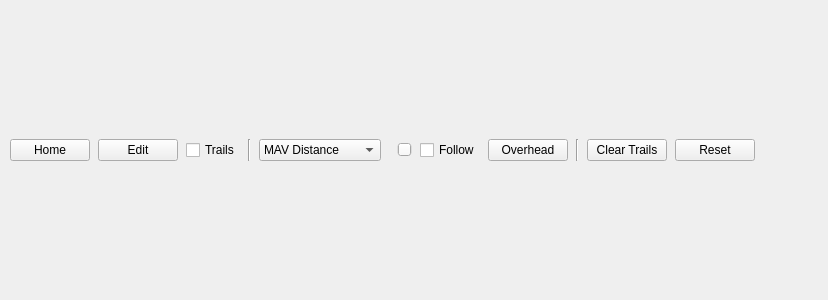
This is src/ui/map3D/QGCGoogleEarthView.ui in mavlink/qgroundcontrol as Qt 5 draws it before an edit. The edited form follows.
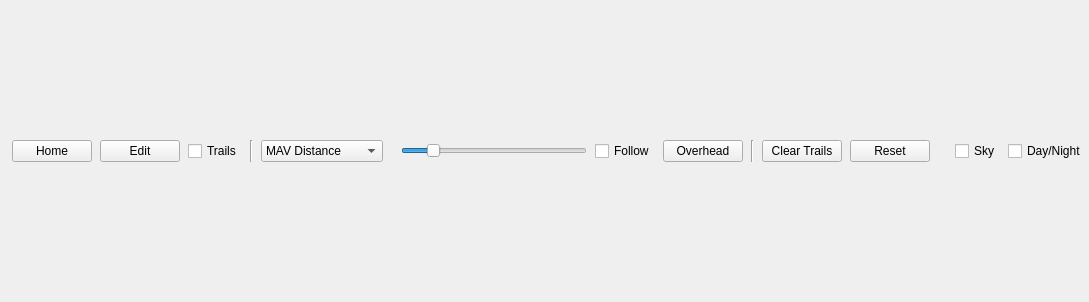
This is the edited form.

Commit message: Small usability fixes for the Google Earth view, is now more convenient to use. Editing now only possible in edit mode, prevents false edits

What changed in the file:
```diff
--- a/src/ui/map3D/QGCGoogleEarthView.ui
+++ b/src/ui/map3D/QGCGoogleEarthView.ui
@@ -6,14 +6,14 @@
    <rect>
     <x>0</x>
     <y>0</y>
-    <width>828</width>
-    <height>300</height>
+    <width>1089</width>
+    <height>302</height>
    </rect>
   </property>
   <property name="windowTitle">
    <string>Form</string>
   </property>
-  <layout class="QGridLayout" name="gridLayout" columnstretch="1,0,0,0,0,0,0,0,0,0,0,0,0,0">
+  <layout class="QGridLayout" name="gridLayout" columnstretch="1,10,10,10,10,5,1,100,10,10,10,10,10,5,2,2">
    <property name="horizontalSpacing">
     <number>8</number>
    </property>
@@ -63,9 +63,12 @@
      <property name="orientation">
       <enum>Qt::Horizontal</enum>
      </property>
+     <property name="sizeType">
+      <enum>QSizePolicy::Expanding</enum>
+     </property>
      <property name="sizeHint" stdset="0">
       <size>
-       <width>177</width>
+       <width>5</width>
        <height>20</height>
       </size>
      </property>
@@ -195,6 +198,32 @@
      </property>
     </widget>
    </item>
+   <item row="1" column="14">
+    <widget class="QCheckBox" name="atmosphereCheckBox">
+     <property name="toolTip">
+      <string>Enable the atmosphere visualization. Not recommended for mission execution, only for visualization</string>
+     </property>
+     <property name="statusTip">
+      <string>Enable the atmosphere visualization. Not recommended for mission execution, only for visualization</string>
+     </property>
+     <property name="text">
+      <string>Sky</string>
+     </property>
+    </widget>
+   </item>
+   <item row="1" column="15">
+    <widget class="QCheckBox" name="daylightCheckBox">
+     <property name="toolTip">
+      <string>Enable day/night light. Not recommended for mission execution, only for visualization.</string>
+     </property>
+     <property name="statusTip">
+      <string>Enable day/night light. Not recommended for mission execution, only for visualization.</string>
+     </property>
+     <property name="text">
+      <string>Day/Night</string>
+     </property>
+    </widget>
+   </item>
   </layout>
  </widget>
  <resources/>
```
Left out of the diff: 2 changed lines with no effect on the pictures. The commit also changes 3 other files.
